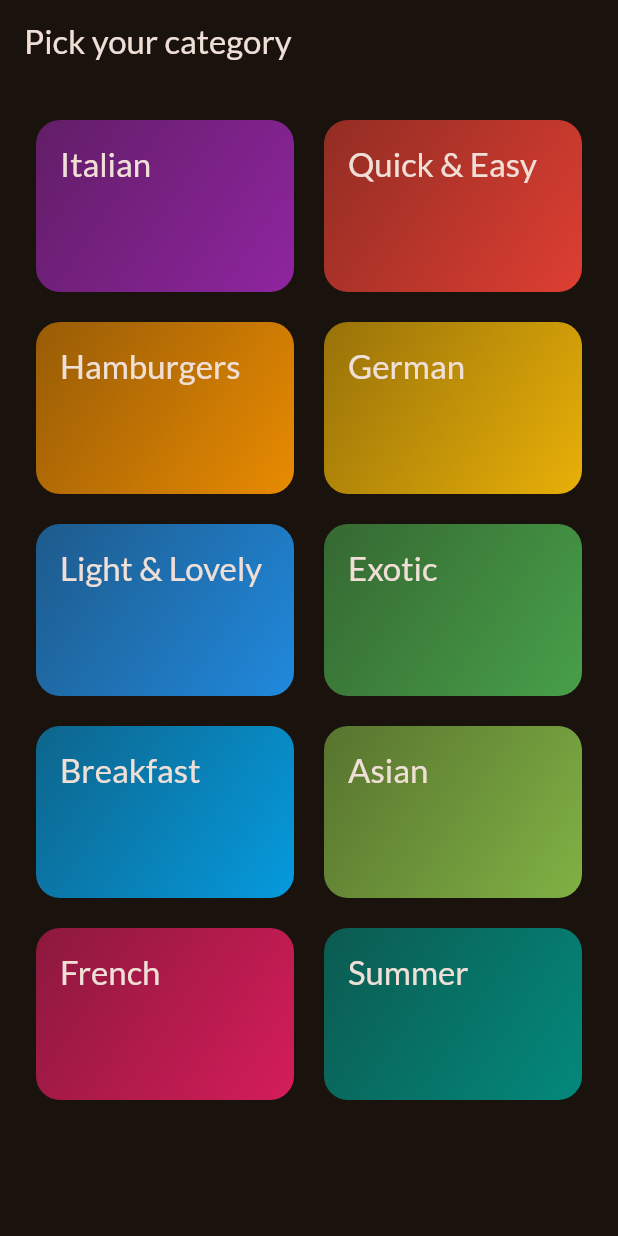
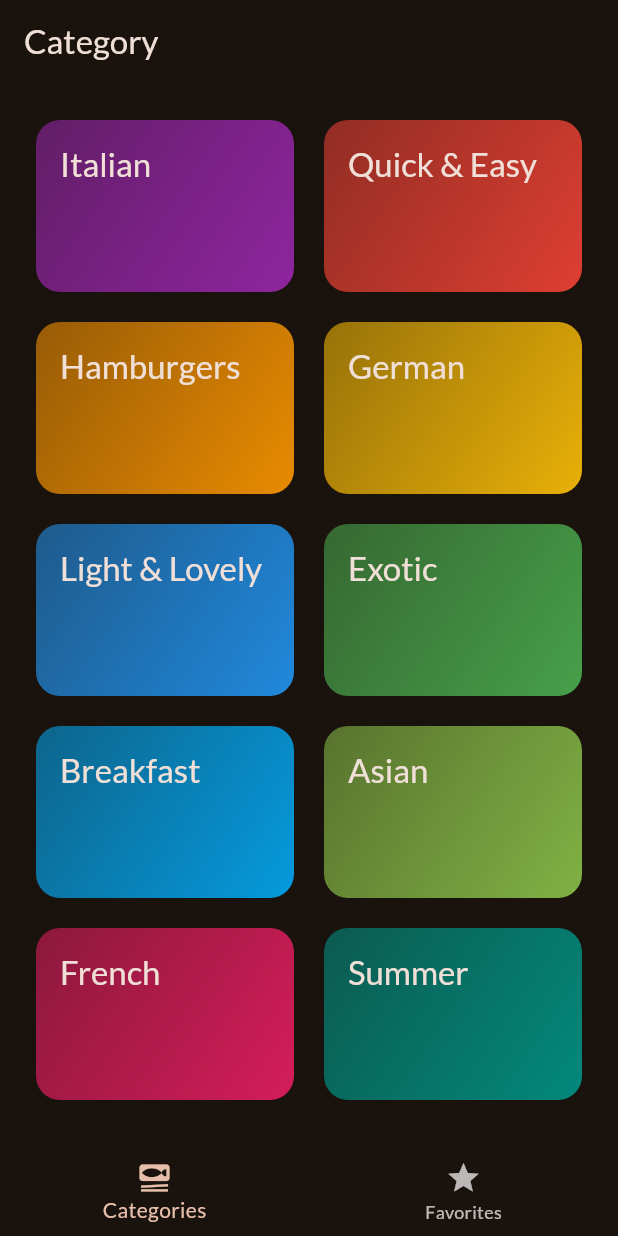
Before and after one commit to speedy901990/meals_app, a Flutter app: the screen it shows after launch, on a phone screen of 412 x 824 dp. Run offline on Flutter 3.47's test engine with Material 2 defaults, Android fonts, the phone set to English and light mode, and no system bars; our stand-ins replace google_fonts, transparent_image.

Commit message:
Create tabs in the app

```diff
--- a/lib/main.dart
+++ b/lib/main.dart
@@ -4,6 +4,7 @@ import 'package:google_fonts/google_fonts.dart';
 import 'package:meals/data/dummy_data.dart';
 import 'package:meals/screens/categories.dart';
 import 'package:meals/screens/meals.dart';
+import 'package:meals/screens/tabs.dart';
 
 final theme = ThemeData(
   useMaterial3: true,
@@ -25,7 +26,7 @@ class App extends StatelessWidget {
   Widget build(BuildContext context) {
     return MaterialApp(
       theme: theme,
-      home: const CategoriesScreen(),
+      home: const TabsScreen(),
     );
   }
 }
--- a/lib/screens/categories.dart
+++ b/lib/screens/categories.dart
@@ -1,12 +1,15 @@
 import 'package:flutter/material.dart';
 
 import 'package:meals/data/dummy_data.dart';
+import 'package:meals/models/meal.dart';
 import 'package:meals/screens/meals.dart';
 import 'package:meals/models/category.dart';
 import 'package:meals/widgets/category_grid_item.dart';
 
 class CategoriesScreen extends StatelessWidget {
-  const CategoriesScreen({super.key});
+  const CategoriesScreen({super.key, required this.onToggleFavorite});
+
+  final void Function(Meal meal) onToggleFavorite;
 
   void _selectCategory(BuildContext context, Category category) {
     final filteredMeals = dummyMeals
@@ -18,6 +21,7 @@ class CategoriesScreen extends StatelessWidget {
         builder: (ctx) => MealsScreen(
           title: category.title,
           meals: filteredMeals,
+          onToggleFavorite: onToggleFavorite,
         ),
       ),
     );
@@ -25,9 +29,7 @@ class CategoriesScreen extends StatelessWidget {
 
   @override
   Widget build(BuildContext context) {
-    return Scaffold(
-      appBar: AppBar(title: const Text('Pick your category')),
-      body: GridView(
+    return GridView(
       padding: const EdgeInsets.all(24),
       gridDelegate: const SliverGridDelegateWithFixedCrossAxisCount(
         crossAxisCount: 2,
@@ -44,7 +46,6 @@ class CategoriesScreen extends StatelessWidget {
             },
           )
       ],
-      ),
     );
   }
 }
--- /dev/null
+++ b/lib/screens/tabs.dart
@@ -0,0 +1,67 @@
+import 'package:flutter/material.dart';
+import 'package:meals/models/meal.dart';
+import 'package:meals/screens/categories.dart';
+import 'package:meals/screens/meals.dart';
+
+class TabsScreen extends StatefulWidget {
+  const TabsScreen({super.key});
+
+  @override
+  State<TabsScreen> createState() => _TabsScreenState();
+}
+
+class _TabsScreenState extends State<TabsScreen> {
+  int _selectedPageIndex = 0;
+  final List<Meal> _favouriteMeals = [];
+
+  void _toggleMealFavoriteStatus(Meal meal) {
+    final isExisting = _favouriteMeals.contains(meal);
+
+    if (isExisting) {
+      setState(() {
+        _favouriteMeals.remove(meal);
+      });
+    } else {
+      setState(() {
+        _favouriteMeals.add(meal);
+      });
+    }
+  }
+
+  void _selectPage(int index) {
+    setState(() {
+      _selectedPageIndex = index;
+    });
+  }
+
+  @override
+  Widget build(BuildContext context) {
+    Widget activePage =
+        CategoriesScreen(onToggleFavorite: _toggleMealFavoriteStatus);
+    var activePageTitle = 'Category';
+
+    if (_selectedPageIndex == 1) {
+      activePage = MealsScreen(
+        meals: _favouriteMeals,
+        onToggleFavorite: _toggleMealFavoriteStatus,
+      );
+      activePageTitle = 'Your Favorites';
+    }
+
+    return Scaffold(
+      appBar: AppBar(
+        title: Text(activePageTitle),
+      ),
+      body: activePage,
+      bottomNavigationBar: BottomNavigationBar(
+        onTap: _selectPage,
+        currentIndex: _selectedPageIndex,
+        items: const [
+          BottomNavigationBarItem(
+              icon: Icon(Icons.set_meal), label: 'Categories'),
+          BottomNavigationBarItem(icon: Icon(Icons.star), label: 'Favorites')
+        ],
+      ),
+    );
+  }
+}
```
Also changed, not shown: lib/screens/meal_details.dart (+11 -1 lines), lib/screens/meals.dart (+17 -5 lines). Lines whose indentation alone changed are shown as unchanged.
